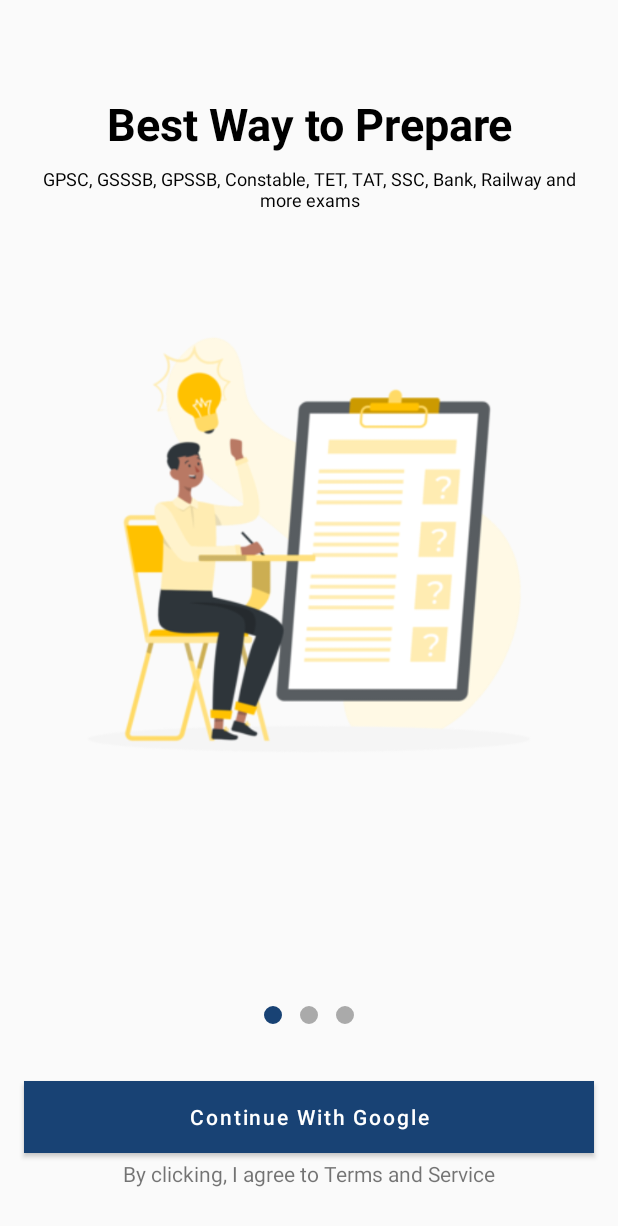
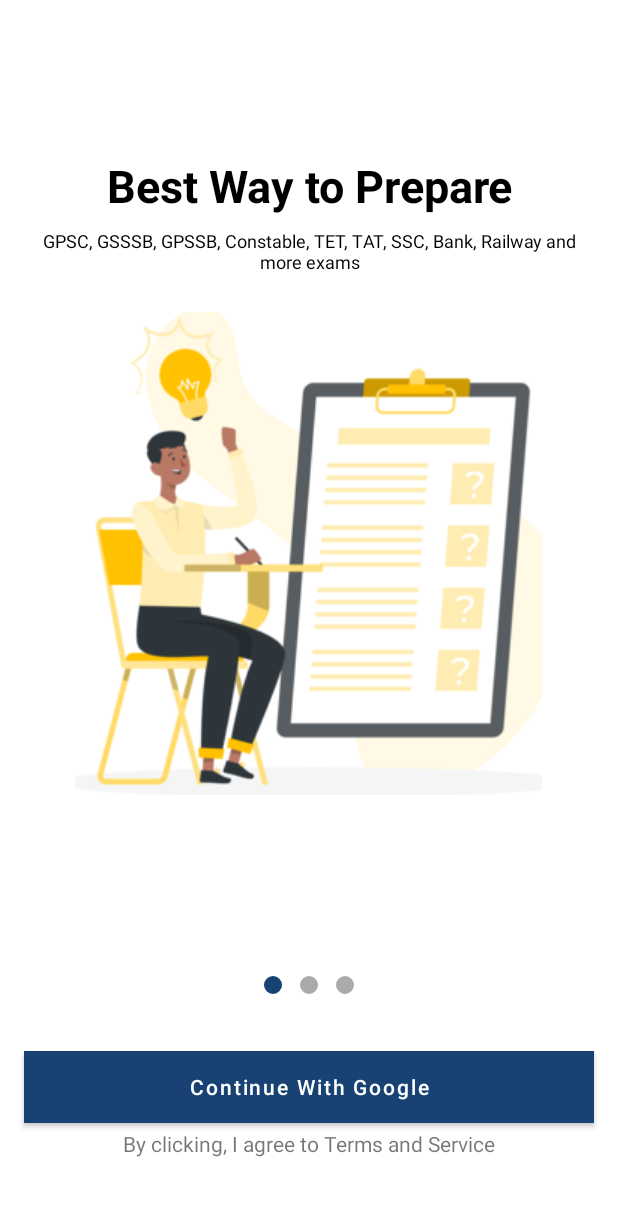
Before and after one commit to siddhantdrk/Quickexamprep, an Android app: the screen it shows after launch (LoginScreen), on a phone screen of 412 x 824 dp. Shown: the top 1226 px of the screen. Run offline under Robolectric (Android 15) with nearby library versions, the phone set to English and light mode, and no system bars.

Commit message:
login screen

```diff
--- a/app/src/main/res/layout/activity_login_screen.xml
+++ b/app/src/main/res/layout/activity_login_screen.xml
@@ -3,6 +3,7 @@
     xmlns:app="http://schemas.android.com/apk/res-auto"
     xmlns:tools="http://schemas.android.com/tools"
     android:layout_width="match_parent"
+    android:background="@color/white"
     android:layout_height="match_parent"
     tools:context=".LoginScreen">
 
@@ -10,7 +11,7 @@
         android:id="@+id/txt_term_service"
         android:layout_width="wrap_content"
         android:layout_height="wrap_content"
-        android:layout_marginBottom="32dp"
+        android:layout_marginBottom="52dp"
         android:text="@string/by_clicking_i_agree_to_terms_and_service"
         app:layout_constraintBottom_toBottomOf="parent"
         app:layout_constraintEnd_toEndOf="parent"
--- a/app/src/main/res/layout/splash_pager_layout.xml
+++ b/app/src/main/res/layout/splash_pager_layout.xml
@@ -29,6 +29,8 @@
 
     <ImageView
         android:layout_width="wrap_content"
+        android:layout_gravity="center"
+        android:layout_marginTop="@dimen/dp_25"
         android:layout_height="wrap_content"
         android:src="@drawable/onboarding_screen_1" />
 
```
Also changed, not shown: app/src/main/res/drawable/onboarding_screen_1.png.
